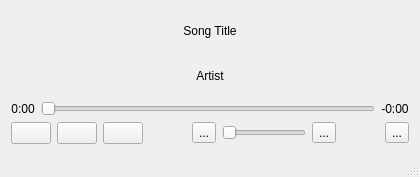
First picture: the form in PiTCH/PiTCHWindow.ui, repository dgraves/iTCH, before the edit.
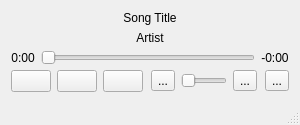
Second picture: the form after the edit.

Commit message:
Adjusted client window size
Client window has a smaller minimum size, and the horizontallayout form containing the buttons will no longer stretech

Patch:
```diff
--- a/PiTCH/PiTCHWindow.ui
+++ b/PiTCH/PiTCHWindow.ui
@@ -6,8 +6,8 @@
    <rect>
     <x>0</x>
     <y>0</y>
-    <width>420</width>
-    <height>177</height>
+    <width>300</width>
+    <height>125</height>
    </rect>
   </property>
   <property name="sizePolicy">
@@ -18,8 +18,8 @@
   </property>
   <property name="minimumSize">
    <size>
-    <width>420</width>
-    <height>177</height>
+    <width>300</width>
+    <height>125</height>
    </size>
   </property>
   <property name="windowTitle">
@@ -92,6 +92,9 @@
     </item>
     <item>
      <layout class="QHBoxLayout" name="horizontalLayout">
+      <property name="sizeConstraint">
+       <enum>QLayout::SetMinimumSize</enum>
+      </property>
       <item>
        <widget class="QPushButton" name="backButton">
         <property name="text">
```
